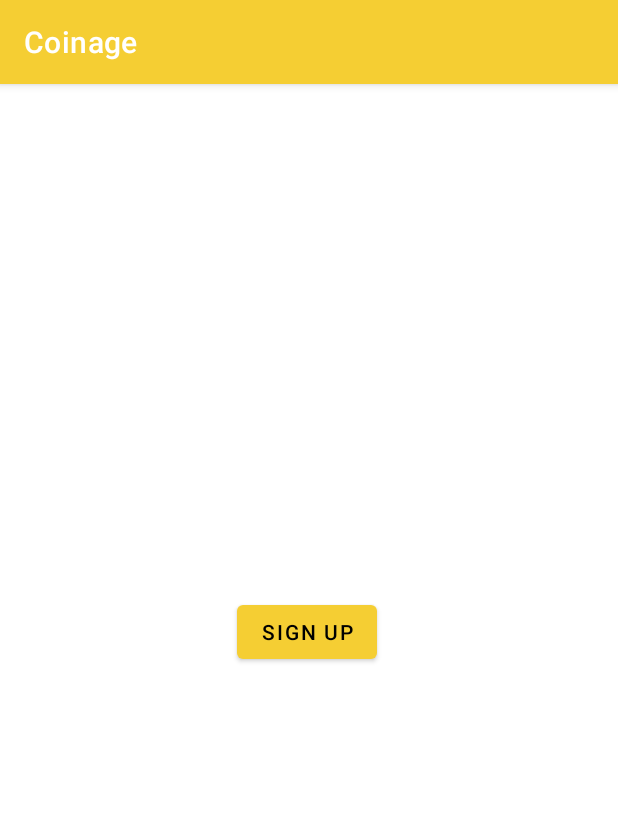
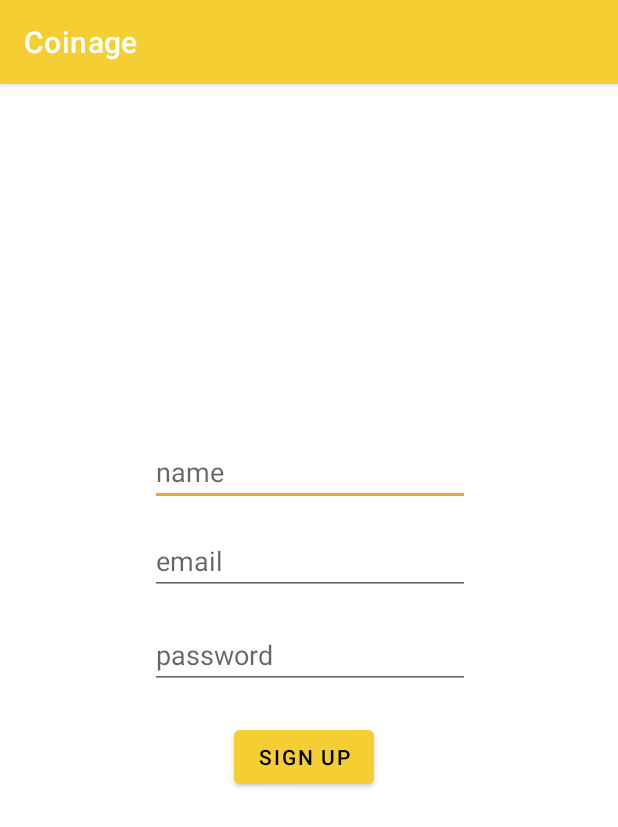
Before and after one commit to sguan12-mu/coinage, an Android app: the RegisterActivity screen opened directly, with no data from a screen before it, on a phone screen of 412 x 824 dp. Shown: the top 827 px of the screen. Run offline under Robolectric (Android 15) with nearby library versions, the light colour scheme and no system bars; libraries missing offline, so code that uses them is left out: com.parse.

Commit message:
register textviews

```diff
--- a/app/src/main/res/layout/activity_register.xml
+++ b/app/src/main/res/layout/activity_register.xml
@@ -6,13 +6,49 @@
     android:layout_height="match_parent"
     tools:context=".RegisterActivity">
 
+    <EditText
+        android:id="@+id/etName"
+        android:layout_width="wrap_content"
+        android:layout_height="wrap_content"
+        android:layout_marginStart="100dp"
+        android:layout_marginTop="236dp"
+        android:ems="10"
+        android:hint="name"
+        android:inputType="textPersonName"
+        app:layout_constraintStart_toStartOf="parent"
+        app:layout_constraintTop_toTopOf="parent" />
+
+    <EditText
+        android:id="@+id/etEmailReg"
+        android:layout_width="wrap_content"
+        android:layout_height="wrap_content"
+        android:layout_marginStart="100dp"
+        android:layout_marginTop="14dp"
+        android:ems="10"
+        android:hint="email"
+        android:inputType="textEmailAddress"
+        app:layout_constraintStart_toStartOf="parent"
+        app:layout_constraintTop_toBottomOf="@+id/etName" />
+
+    <EditText
+        android:id="@+id/etPasswordReg"
+        android:layout_width="wrap_content"
+        android:layout_height="wrap_content"
+        android:layout_marginStart="100dp"
+        android:layout_marginTop="17dp"
+        android:ems="10"
+        android:hint="password"
+        android:inputType="textPassword"
+        app:layout_constraintStart_toStartOf="parent"
+        app:layout_constraintTop_toBottomOf="@+id/etEmailReg" />
+
     <Button
         android:id="@+id/btnFinishRegister"
         android:layout_width="wrap_content"
         android:layout_height="wrap_content"
-        android:layout_marginStart="158dp"
-        android:layout_marginTop="341dp"
+        android:layout_marginStart="156dp"
+        android:layout_marginTop="21dp"
         android:text="Sign Up"
         app:layout_constraintStart_toStartOf="parent"
-        app:layout_constraintTop_toTopOf="parent" />
+        app:layout_constraintTop_toBottomOf="@+id/etPasswordReg" />
 </androidx.constraintlayout.widget.ConstraintLayout>
```
Also changed, not shown: app/src/main/java/com/example/coinage/RegisterActivity.java (+31 -1 lines).
